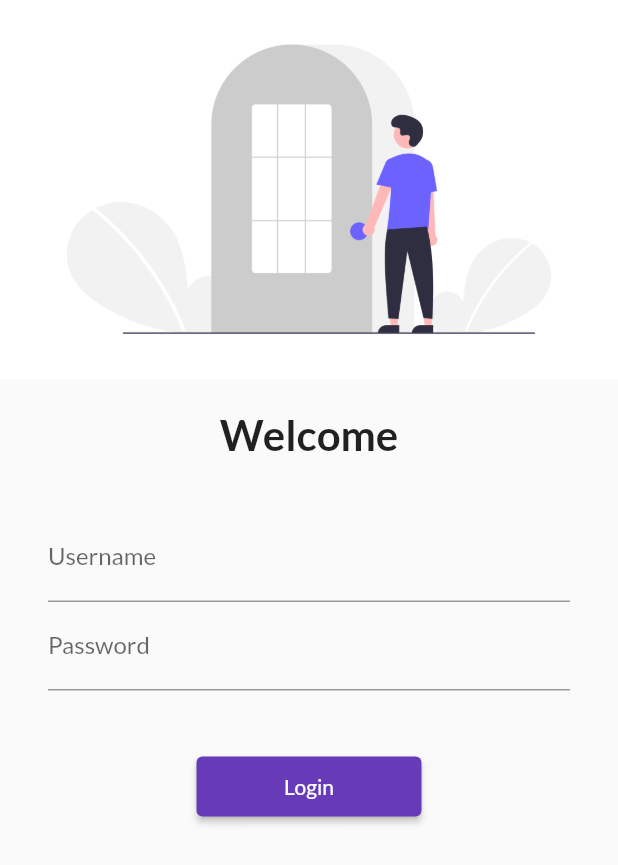
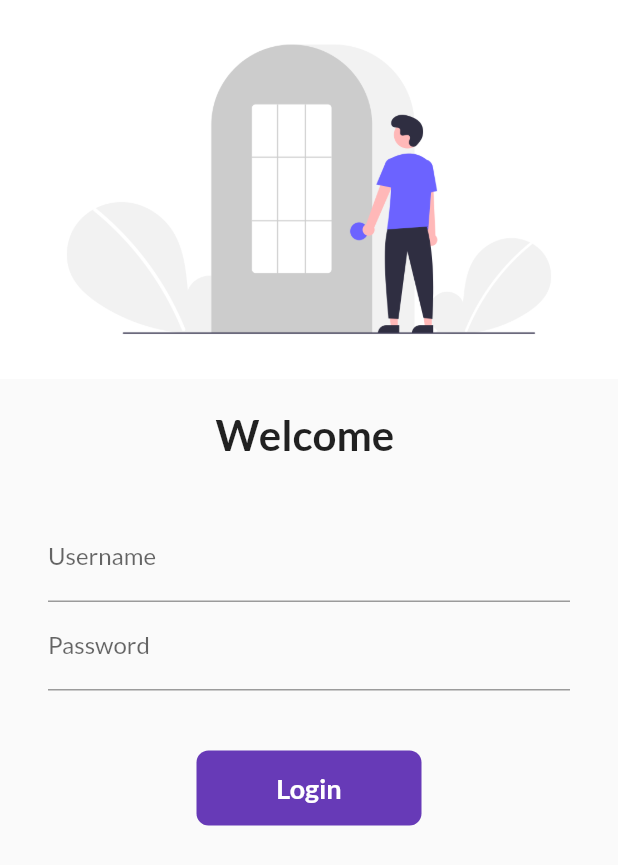
Before and after one commit to Umeshexe/FeverTherm-Mobile-application, a Flutter app: the screen it shows after launch, on a phone screen of 412 x 824 dp. Shown: the top 865 px of the screen. Run offline on Flutter 3.47's test engine with Material 2 defaults, Android fonts, the phone set to English and light mode, and no system bars; our stand-ins replace google_fonts.

Commit message:
day6 completed

```diff
--- a/lib/pages/login_page.dart
+++ b/lib/pages/login_page.dart
@@ -1,11 +1,16 @@
-// ignore_for_file: prefer_const_constructors, sort_child_properties_last
+// ignore_for_file: prefer_const_constructors, sort_child_properties_last, use_build_context_synchronously
 
 import 'package:fever_therm/utils/routes.dart';
 import 'package:flutter/material.dart';
 
-class LoginPage extends StatelessWidget {
-  const LoginPage({Key? key}) : super(key: key);
+class LoginPage extends StatefulWidget {
+  @override
+  State<LoginPage> createState() => _LoginPageState();
+}
 
+class _LoginPageState extends State<LoginPage> {
+  String name = "";
+  bool changeButton = false;
   @override
   Widget build(BuildContext context) {
     return Material(
@@ -20,7 +25,7 @@
               height: 20.0,
             ),
             Text(
-              "Welcome",
+              "Welcome $name",
               style: TextStyle(
                 fontSize: 28,
                 fontWeight: FontWeight.bold,
@@ -39,6 +44,10 @@
                       hintText: "Enter username",
                       labelText: "Username",
                     ),
+                    onChanged: (value) {
+                      name = value;
+                      setState(() {});
+                    },
                   ),
                   TextFormField(
                     obscureText: true,
@@ -50,13 +59,46 @@
                   SizedBox(
                     height: 40.0,
                   ),
-                  ElevatedButton(
-                    child: Text("Login"),
-                    style: TextButton.styleFrom(minimumSize: Size(150, 40)),
-                    onPressed: () {
+
+                  InkWell(
+                    onTap: () async {
+                      setState(() {
+                        changeButton = true;
+                      });
+
+                      await Future.delayed(Duration(seconds: 1));
                       Navigator.pushNamed(context, Myroutes.homeRoute);
                     },
+                    child: AnimatedContainer(
+                      duration: Duration(seconds: 1),
+                      width: changeButton ? 50 : 150,
+                      height: 50,
+                      alignment: Alignment.center,
+                      child: changeButton
+                          ? Icon(
+                              Icons.done,
+                              color: Colors.white,
+                            )
+                          : Text(
+                              "Login",
+                              style: TextStyle(
+                                  color: Colors.white,
+                                  fontWeight: FontWeight.bold,
+                                  fontSize: 18),
+                            ),
+                      decoration: BoxDecoration(
+                          color: Colors.deepPurple,
+                          borderRadius:
+                              BorderRadius.circular(changeButton ? 50 : 8)),
+                    ),
                   )
+                  // ElevatedButton(
+                  //   child: Text("Login"),
+                  //   style: TextButton.styleFrom(minimumSize: Size(150, 40)),
+                  //   onPressed: () {
+                  //     Navigator.pushNamed(context, Myroutes.homeRoute);
+                  //   },
+                  // )
                 ],
               ),
             )
```
